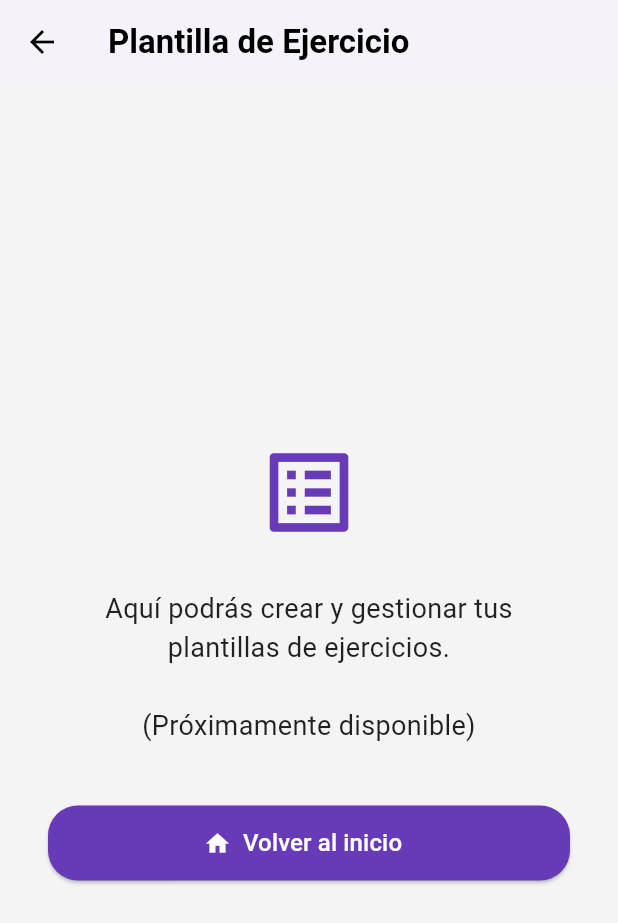
After one commit to DanteFarfan/myapp, a Flutter app: the CrearPlantillaScreen screen opened directly, on a phone screen of 412 x 824 dp. The commit adds this screen. Shown: the top 923 px of the screen. Run offline on Flutter 3.47's test engine with Material 3 defaults, Android fonts, the phone set to English and light mode, and no system bars; our stand-ins replace fl_chart, sqflite, table_calendar; accounts and stored records are empty.

Commit message:
pantalla plantilla ejercicios

```diff
--- a/lib/main.dart
+++ b/lib/main.dart
@@ -10,7 +10,7 @@ import 'package:myapp/database/db_helper.dart';
 void main() async {
   WidgetsFlutterBinding.ensureInitialized();
 
-  await DBHelper.borrarBaseDeDatos();
+  // await DBHelper.borrarBaseDeDatos();
 
   await initializeDateFormatting('es_ES', null);
   runApp(const MyApp());
--- /dev/null
+++ b/lib/view/crear_plantilla_ejercicio.dart
@@ -0,0 +1,59 @@
+import 'package:flutter/material.dart';
+
+class CrearPlantillaScreen extends StatelessWidget {
+  const CrearPlantillaScreen({super.key});
+
+  @override
+  Widget build(BuildContext context) {
+    return Scaffold(
+      backgroundColor: const Color(0xFFF4F4F4),
+      appBar: AppBar(
+        title: const Text(
+          'Plantilla de Ejercicio',
+          style: TextStyle(color: Colors.black, fontWeight: FontWeight.bold),
+        ),
+        backgroundColor: Colors.white,
+        elevation: 2,
+        iconTheme: const IconThemeData(color: Colors.black),
+      ),
+      body: Center(
+        child: Padding(
+          padding: const EdgeInsets.all(32),
+          child: Column(
+            mainAxisAlignment: MainAxisAlignment.center,
+            children: [
+              const Icon(Icons.list_alt, size: 70, color: Colors.deepPurple),
+              const SizedBox(height: 30),
+              const Text(
+                'Aquí podrás crear y gestionar tus plantillas de ejercicios.\n\n(Próximamente disponible)',
+                textAlign: TextAlign.center,
+                style: TextStyle(fontSize: 18, color: Colors.black87),
+              ),
+              const SizedBox(height: 40),
+              SizedBox(
+                width: double.infinity,
+                height: 50,
+                child: ElevatedButton.icon(
+                  icon: const Icon(Icons.home, color: Colors.white),
+                  label: const Text(
+                    'Volver al inicio',
+                    style: TextStyle(color: Colors.white, fontSize: 16),
+                  ),
+                  style: ElevatedButton.styleFrom(
+                    backgroundColor: Colors.deepPurple.shade500,
+                    shape: RoundedRectangleBorder(
+                      borderRadius: BorderRadius.circular(20),
+                    ),
+                  ),
+                  onPressed: () {
+                    Navigator.of(context).popUntil((route) => route.isFirst);
+                  },
+                ),
+              ),
+            ],
+          ),
+        ),
+      ),
+    );
+  }
+}
--- a/lib/view/home_screen.dart
+++ b/lib/view/home_screen.dart
@@ -10,6 +10,7 @@ import 'package:myapp/view/plan_nutricion.dart';
 import 'package:table_calendar/table_calendar.dart';
 import 'package:myapp/view/seguimiento_screen.dart';
 import 'package:myapp/view/seguimiento_medidas.dart';
+import 'package:myapp/view/crear_plantilla_ejercicio.dart';
 
 class HomeScreen extends StatefulWidget {
   const HomeScreen({super.key});
@@ -106,7 +107,15 @@ class _HomeScreenState extends State<HomeScreen> {
                   color: Colors.deepPurple,
                 ),
                 title: const Text('Plantillas de ejercicio'),
-                onTap: () {},
+                onTap: () {
+                  Navigator.pop(context); // Cierra el modal
+                  Navigator.push(
+                    context,
+                    MaterialPageRoute(
+                      builder: (context) => const CrearPlantillaScreen(),
+                    ),
+                  );
+                },
               ),
               ListTile(
                 leading: const Icon(Icons.straighten, color: Colors.deepPurple),
```
Also changed, not shown: 4 other files.
